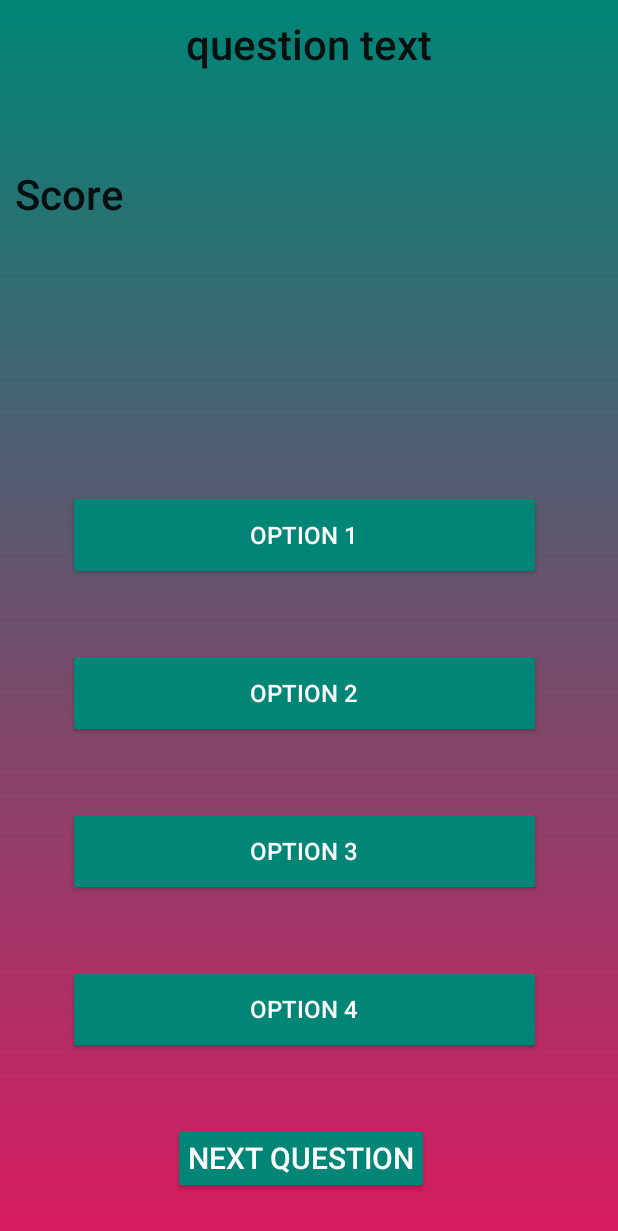
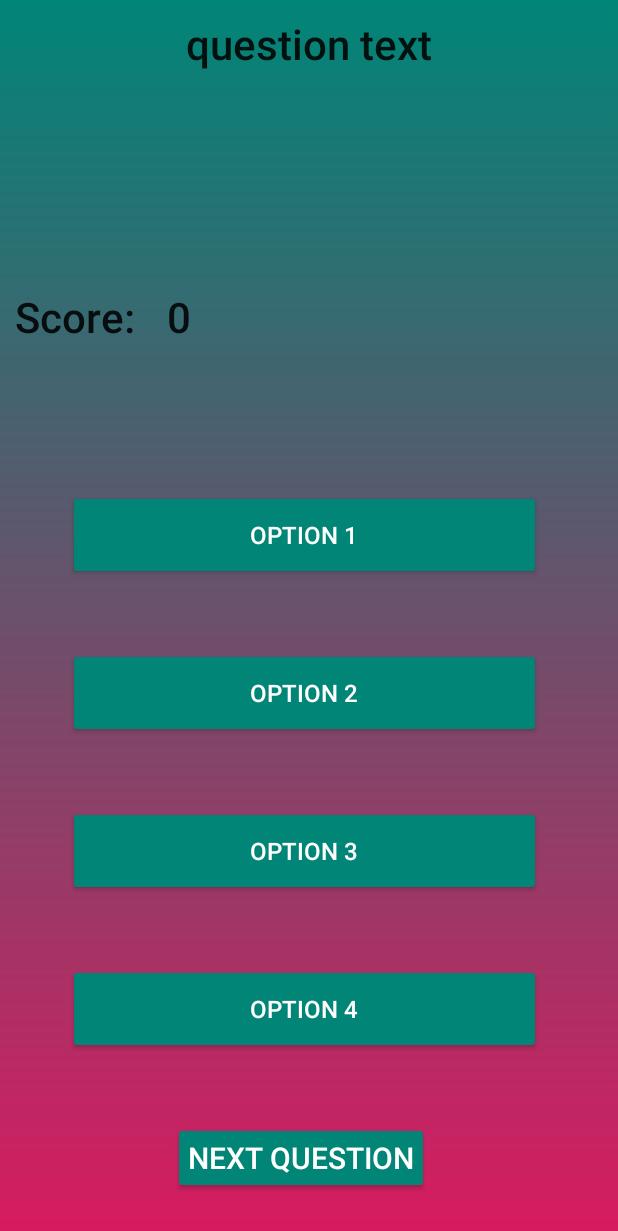
Before and after one commit to Aidanroth/AndroidTriviaGame, an Android app: the QuestionActivity screen opened directly, with no data from a screen before it, on a phone screen of 412 x 824 dp. Shown: the top 1231 px of the screen. Run offline under Robolectric (Android 15) with nearby library versions, the phone set to English and light mode, and no system bars; our stand-ins replace Firebase (no records; nobody signed in at launch, a user with empty details on screens opened directly).

Commit message:
simple implementation of Scoring Functionality

```diff
--- a/app/src/main/res/layout/question_activity.xml
+++ b/app/src/main/res/layout/question_activity.xml
@@ -11,8 +11,8 @@
 
     <TextView
         android:id="@+id/questionText"
-        android:layout_width="match_parent"
-        android:layout_height="140dp"
+        android:layout_width="391dp"
+        android:layout_height="100dp"
         android:padding="10dp"
         android:text="@string/question_text"
         android:textAlignment="center"
@@ -25,17 +25,32 @@
 
     <TextView
         android:id="@+id/player_score"
-        android:layout_width="match_parent"
-        android:layout_height="140dp"
-        android:layout_marginTop="100dp"
+        android:layout_width="101dp"
+        android:layout_height="53dp"
+        android:layout_marginBottom="9dp"
         android:padding="10dp"
-        android:text="Score"
+        android:text="Score:"
         android:textAppearance="@style/TextAppearance.AppCompat.Body2"
         android:textSize="28sp"
+        app:layout_constraintBottom_toTopOf="@+id/button1"
+        app:layout_constraintEnd_toStartOf="@+id/current_score"
+        app:layout_constraintStart_toStartOf="parent"
+        app:layout_constraintTop_toBottomOf="@+id/questionText" />
+
+    <TextView
+        android:id="@+id/current_score"
+        android:layout_width="131dp"
+        android:layout_height="55dp"
+        android:layout_marginEnd="179dp"
+        android:layout_marginBottom="7dp"
+        android:padding="10dp"
+        android:text="0"
+        android:textAppearance="@style/TextAppearance.AppCompat.Body2"
+        android:textSize="28sp"
+        app:layout_constraintBottom_toTopOf="@+id/button1"
         app:layout_constraintEnd_toEndOf="parent"
-        app:layout_constraintHorizontal_bias="0.0"
-        app:layout_constraintStart_toStartOf="parent"
-        app:layout_constraintTop_toTopOf="parent" />
+        app:layout_constraintStart_toEndOf="@+id/player_score"
+        app:layout_constraintTop_toBottomOf="@+id/questionText" />
 
     <Button
         android:id="@+id/button1"
```
Also changed, not shown: app/src/main/java/com/example/triviagame/QuestionActivity.java (+17 -14 lines).
